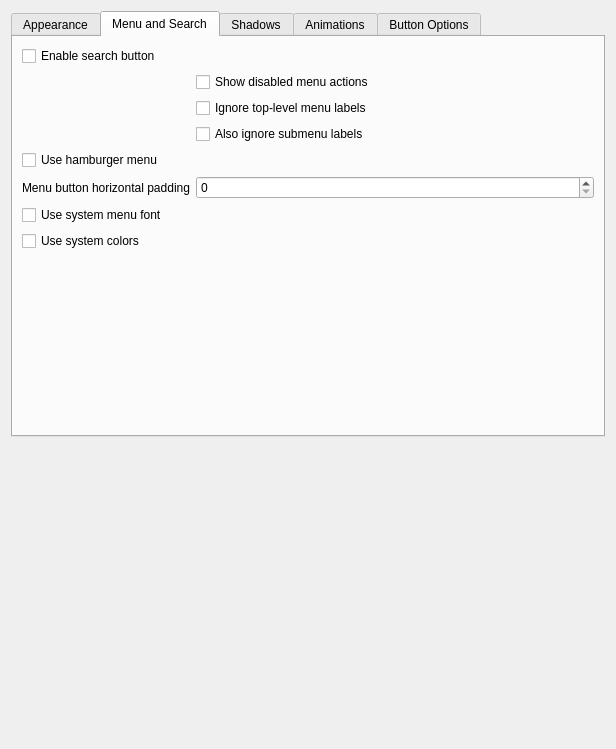
The window that src/kcm/config.ui (guiodic/material-decoration) describes before a commit, drawn with Qt 5.
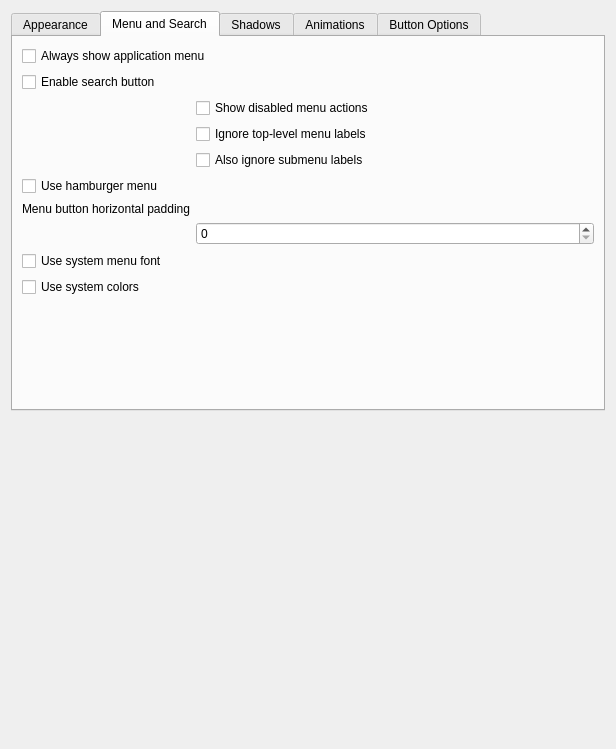
The same window after the commit. The open tabs and pages were chosen to show the change. Custom widgets are drawn as their Qt base class.

Commit message: Move the 'always show menu' option to the Menu tab in KCM

What changed in the file:
```diff
--- a/src/kcm/config.ui
+++ b/src/kcm/config.ui
@@ -163,13 +163,6 @@
          </property>
         </widget>
        </item>
-       <item row="12" column="0" colspan="2">
-        <widget class="QCheckBox" name="kcfg_MenuAlwaysShow">
-         <property name="text">
-          <string>Always show application menu</string>
-         </property>
-        </widget>
-       </item>
        <item row="13" column="0" colspan="2">
         <widget class="QCheckBox" name="kcfg_ShowCaptionOnHover">
          <property name="text">
@@ -205,58 +198,65 @@
       </attribute>
       <layout class="QFormLayout" name="formLayout_2">
        <item row="0" column="0" colspan="2">
+        <widget class="QCheckBox" name="kcfg_MenuAlwaysShow">
+         <property name="text">
+          <string>Always show application menu</string>
+         </property>
+        </widget>
+       </item>
+       <item row="1" column="0" colspan="2">
         <widget class="QCheckBox" name="kcfg_SearchEnabled">
          <property name="text">
           <string>Enable search button</string>
          </property>
         </widget>
        </item>
-       <item row="1" column="1">
+       <item row="2" column="1">
         <widget class="QCheckBox" name="kcfg_ShowDisabledActions">
          <property name="text">
           <string>Show disabled menu actions</string>
          </property>
         </widget>
        </item>
-       <item row="2" column="1">
+       <item row="3" column="1">
         <widget class="QCheckBox" name="kcfg_SearchIgnoreTopLevel">
          <property name="text">
           <string>Ignore top-level menu labels</string>
          </property>
         </widget>
        </item>
-       <item row="3" column="1">
+       <item row="4" column="1">
         <widget class="QCheckBox" name="kcfg_SearchIgnoreSubMenus">
          <property name="text">
           <string>Also ignore submenu labels</string>
          </property>
         </widget>
        </item>
-       <item row="4" column="0" colspan="2">
+       <item row="5" column="0" colspan="2">
         <widget class="QCheckBox" name="kcfg_HamburgerMenu">
          <property name="text">
           <string>Use hamburger menu</string>
          </property>
         </widget>
        </item>
-       <item row="5" column="0">
+       <item row="6" column="0">
         <widget class="QLabel" name="label_5">
          <property name="text">
           <string>Menu button horizontal padding</string>
          </property>
         </widget>
        </item>
-       <item row="5" column="1">
+       <item row="7" column="1">
         <widget class="QSpinBox" name="kcfg_MenuButtonHorzPadding"/>
        </item>
-       <item row="6" column="0" colspan="2">
+       <item row="8" column="0" colspan="2">
         <widget class="QCheckBox" name="kcfg_UseSystemMenuFont">
          <property name="text">
           <string>Use system menu font</string>
          </property>
         </widget>
        </item>
-       <item row="7" column="0" colspan="2">
+       <item row="9" column="0" colspan="2">
         <widget class="QCheckBox" name="kcfg_UseSystemColors">
          <property name="text">
           <string>Use system colors</string>
```
